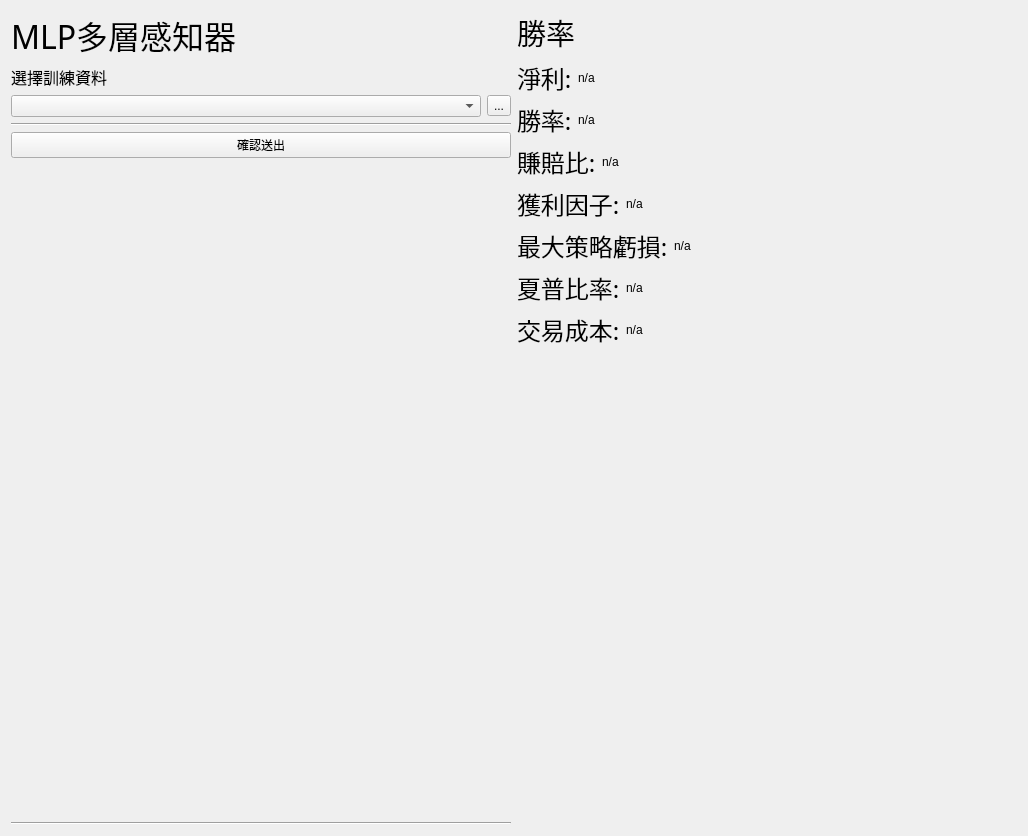
The window that MLP_UI.ui (allen93075/Winner) describes before a commit, drawn with Qt 5.
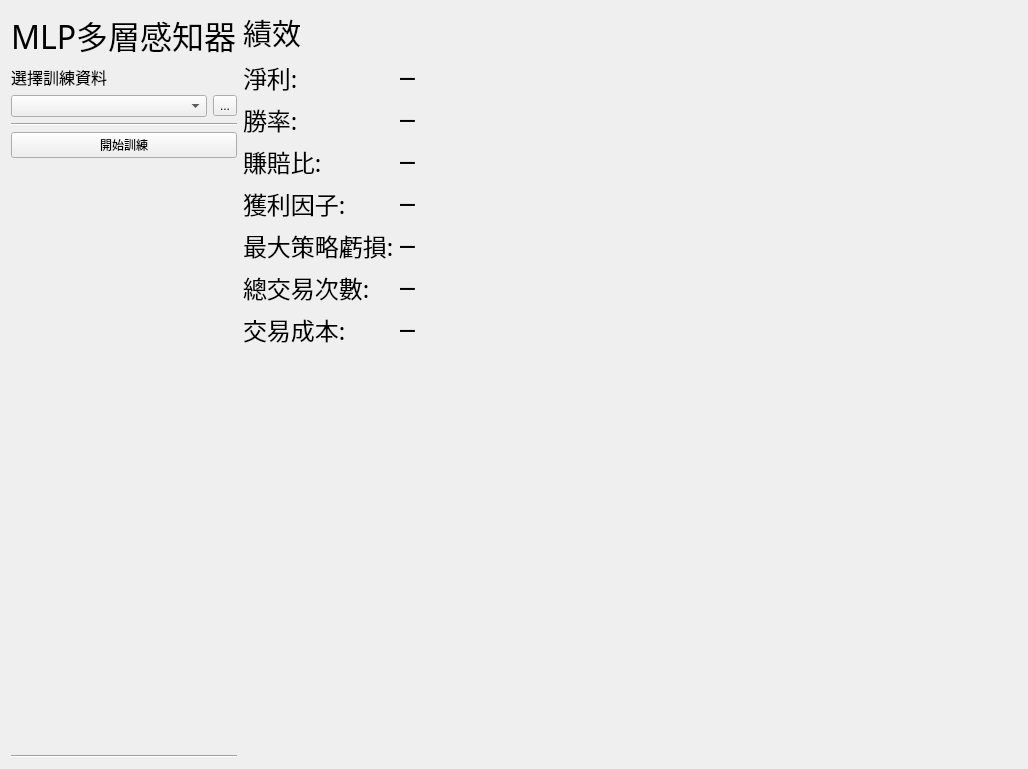
The same window after the commit.

```diff
--- a/MLP_UI.ui
+++ b/MLP_UI.ui
@@ -7,7 +7,7 @@
     <x>0</x>
     <y>0</y>
     <width>1028</width>
-    <height>836</height>
+    <height>769</height>
    </rect>
   </property>
   <property name="windowTitle">
@@ -70,23 +70,10 @@
          <item>
           <widget class="QPushButton" name="sentout_button">
            <property name="text">
-            <string>確認送出</string>
+            <string>開始訓練</string>
            </property>
           </widget>
          </item>
-         <item>
-          <spacer name="horizontalSpacer">
-           <property name="orientation">
-            <enum>Qt::Horizontal</enum>
-           </property>
-           <property name="sizeHint" stdset="0">
-            <size>
-             <width>40</width>
-             <height>20</height>
-            </size>
-           </property>
-          </spacer>
-         </item>
          <item>
           <spacer name="verticalSpacer">
            <property name="orientation">
@@ -115,9 +102,9 @@
       </layout>
      </item>
      <item>
-      <layout class="QVBoxLayout" name="verticalLayout_2">
+      <layout class="QVBoxLayout" name="verticalLayout_4">
        <item>
-        <widget class="QLabel" name="label_8">
+        <widget class="QLabel" name="label_4">
          <property name="font">
           <font>
            <family>微軟正黑體</family>
@@ -125,14 +112,14 @@
           </font>
          </property>
          <property name="text">
-          <string>勝率</string>
+          <string>績效</string>
          </property>
         </widget>
        </item>
        <item>
-        <layout class="QHBoxLayout" name="horizontalLayout_5">
-         <item>
-          <widget class="QLabel" name="label">
+        <layout class="QFormLayout" name="formLayout">
+         <item row="0" column="0">
+          <widget class="QLabel" name="profitCol">
            <property name="font">
             <font>
              <family>微軟正黑體</family>
@@ -142,34 +129,29 @@
            <property name="text">
             <string>淨利:</string>
            </property>
+           <property name="alignment">
+            <set>Qt::AlignLeading|Qt::AlignLeft|Qt::AlignVCenter</set>
+           </property>
           </widget>
          </item>
-         <item alignment="Qt::AlignLeft">
-          <widget class="QLabel" name="label_11">
+         <item row="0" column="1">
+          <widget class="QLabel" name="profitOut">
+           <property name="font">
+            <font>
+             <family>Agency FB</family>
+             <pointsize>18</pointsize>
+            </font>
+           </property>
            <property name="text">
-            <string>n/a</string>
+            <string>─</string>
+           </property>
+           <property name="alignment">
+            <set>Qt::AlignLeading|Qt::AlignLeft|Qt::AlignVCenter</set>
            </property>
           </widget>
          </item>
-         <item>
-          <spacer name="horizontalSpacer_3">
-           <property name="orientation">
-            <enum>Qt::Horizontal</enum>
-           </property>
-           <property name="sizeHint" stdset="0">
-            <size>
-             <width>40</width>
-             <height>20</height>
-            </size>
-           </property>
-          </spacer>
-         </item>
-        </layout>
-       </item>
-       <item>
-        <layout class="QHBoxLayout" name="horizontalLayout_6">
-         <item>
-          <widget class="QLabel" name="label_2">
+         <item row="1" column="0">
+          <widget class="QLabel" name="winrateCol">
            <property name="font">
             <font>
              <family>微軟正黑體</family>
@@ -179,34 +161,29 @@
            <property name="text">
             <string>勝率:</string>
            </property>
+           <property name="alignment">
+            <set>Qt::AlignLeading|Qt::AlignLeft|Qt::AlignVCenter</set>
+           </property>
           </widget>
          </item>
-         <item>
-          <widget class="QLabel" name="label_12">
+         <item row="1" column="1">
+          <widget class="QLabel" name="winRateOut">
+           <property name="font">
+            <font>
+             <family>Agency FB</family>
+             <pointsize>18</pointsize>
+            </font>
+           </property>
            <property name="text">
-            <string>n/a</string>
+            <string>─</string>
+           </property>
+           <property name="alignment">
+            <set>Qt::AlignLeading|Qt::AlignLeft|Qt::AlignVCenter</set>
            </property>
           </widget>
          </item>
-         <item>
-          <spacer name="horizontalSpacer_2">
-           <property name="orientation">
-            <enum>Qt::Horizontal</enum>
-           </property>
-           <property name="sizeHint" stdset="0">
-            <size>
-             <width>40</width>
-             <height>20</height>
-            </size>
-           </property>
-          </spacer>
-         </item>
-        </layout>
-       </item>
-       <item>
-        <layout class="QHBoxLayout" name="horizontalLayout_7">
-         <item>
-          <widget class="QLabel" name="label_3">
+         <item row="2" column="0">
+          <widget class="QLabel" name="winLossCol">
            <property name="font">
             <font>
              <family>微軟正黑體</family>
@@ -216,34 +193,29 @@
            <property name="text">
             <string>賺賠比:</string>
            </property>
+           <property name="alignment">
+            <set>Qt::AlignLeading|Qt::AlignLeft|Qt::AlignVCenter</set>
+           </property>
           </widget>
          </item>
-         <item>
-          <widget class="QLabel" name="label_13">
+         <item row="2" column="1">
+          <widget class="QLabel" name="winLossOut">
+           <property name="font">
+            <font>
+             <family>Agency FB</family>
+             <pointsize>18</pointsize>
+            </font>
+           </property>
            <property name="text">
-            <string>n/a</string>
+            <string>─</string>
+           </property>
+           <property name="alignment">
+            <set>Qt::AlignLeading|Qt::AlignLeft|Qt::AlignVCenter</set>
            </property>
           </widget>
          </item>
-         <item>
-          <spacer name="horizontalSpacer_4">
-           <property name="orientation">
-            <enum>Qt::Horizontal</enum>
-           </property>
-           <property name="sizeHint" stdset="0">
-            <size>
-             <width>40</width>
-             <height>20</height>
-            </size>
-           </property>
-          </spacer>
-         </item>
-        </layout>
-       </item>
-       <item>
-        <layout class="QHBoxLayout" name="horizontalLayout_8">
-         <item>
-          <widget class="QLabel" name="label_4">
+         <item row="3" column="0">
+          <widget class="QLabel" name="profitFactorCol">
            <property name="font">
             <font>
              <family>微軟正黑體</family>
@@ -253,34 +225,29 @@
            <property name="text">
             <string>獲利因子:</string>
            </property>
+           <property name="alignment">
+            <set>Qt::AlignLeading|Qt::AlignLeft|Qt::AlignVCenter</set>
+           </property>
           </widget>
          </item>
-         <item>
-          <widget class="QLabel" name="label_14">
+         <item row="3" column="1">
+          <widget class="QLabel" name="profitFactorOut">
+           <property name="font">
+            <font>
+             <family>Agency FB</family>
+             <pointsize>18</pointsize>
+            </font>
+           </property>
            <property name="text">
-            <string>n/a</string>
+            <string>─</string>
+           </property>
+           <property name="alignment">
+            <set>Qt::AlignLeading|Qt::AlignLeft|Qt::AlignVCenter</set>
            </property>
           </widget>
          </item>
-         <item>
-          <spacer name="horizontalSpacer_5">
-           <property name="orientation">
-            <enum>Qt::Horizontal</enum>
-           </property>
-           <property name="sizeHint" stdset="0">
-            <size>
-             <width>40</width>
-             <height>20</height>
-            </size>
-           </property>
-          </spacer>
-         </item>
-        </layout>
-       </item>
-       <item>
-        <layout class="QHBoxLayout" name="horizontalLayout_9">
-         <item>
-          <widget class="QLabel" name="label_5">
+         <item row="4" column="0">
+          <widget class="QLabel" name="mddCol">
            <property name="font">
             <font>
              <family>微軟正黑體</family>
@@ -290,34 +257,29 @@
            <property name="text">
             <string>最大策略虧損:</string>
            </property>
+           <property name="alignment">
+            <set>Qt::AlignLeading|Qt::AlignLeft|Qt::AlignVCenter</set>
+           </property>
           </widget>
          </item>
-         <item>
-          <widget class="QLabel" name="label_15">
+         <item row="4" column="1">
+          <widget class="QLabel" name="mddOut">
+           <property name="font">
+            <font>
+             <family>Agency FB</family>
+             <pointsize>18</pointsize>
+            </font>
+           </property>
            <property name="text">
-            <string>n/a</string>
+            <string>─</string>
+           </property>
+           <property name="alignment">
+            <set>Qt::AlignLeading|Qt::AlignLeft|Qt::AlignVCenter</set>
            </property>
           </widget>
          </item>
-         <item>
-          <spacer name="horizontalSpacer_6">
-           <property name="orientation">
-            <enum>Qt::Horizontal</enum>
-           </property>
-           <property name="sizeHint" stdset="0">
-            <size>
-             <width>40</width>
-             <height>20</height>
-            </size>
-           </property>
-          </spacer>
-         </item>
-        </layout>
-       </item>
-       <item>
-        <layout class="QHBoxLayout" name="horizontalLayout_10">
-         <item>
-          <widget class="QLabel" name="label_6">
+         <item row="5" column="0">
+          <widget class="QLabel" name="sharpeCol">
            <property name="font">
             <font>
              <family>微軟正黑體</family>
@@ -325,36 +287,31 @@
             </font>
            </property>
            <property name="text">
-            <string>夏普比率:</string>
+            <string>總交易次數:</string>
+           </property>
+           <property name="alignment">
+            <set>Qt::AlignLeading|Qt::AlignLeft|Qt::AlignVCenter</set>
            </property>
           </widget>
          </item>
-         <item>
-          <widget class="QLabel" name="label_16">
+         <item row="5" column="1">
+          <widget class="QLabel" name="tradeCuntOut">
+           <property name="font">
+            <font>
+             <family>Agency FB</family>
+             <pointsize>18</pointsize>
+            </font>
+           </property>
            <property name="text">
-            <string>n/a</string>
+            <string>─</string>
+           </property>
+           <property name="alignment">
+            <set>Qt::AlignLeading|Qt::AlignLeft|Qt::AlignVCenter</set>
            </property>
           </widget>
          </item>
-         <item>
-          <spacer name="horizontalSpacer_7">
-           <property name="orientation">
-            <enum>Qt::Horizontal</enum>
-           </property>
-           <property name="sizeHint" stdset="0">
-            <size>
-             <width>40</width>
-             <height>20</height>
-            </size>
-           </property>
-          </spacer>
-         </item>
-        </layout>
-       </item>
-       <item>
-        <layout class="QHBoxLayout" name="horizontalLayout_11">
-         <item>
-          <widget class="QLabel" name="label_7">
+         <item row="6" column="0">
+          <widget class="QLabel" name="costCol">
            <property name="font">
             <font>
              <family>微軟正黑體</family>
@@ -364,46 +321,41 @@
            <property name="text">
             <string>交易成本:</string>
            </property>
+           <property name="alignment">
+            <set>Qt::AlignLeading|Qt::AlignLeft|Qt::AlignVCenter</set>
+           </property>
           </widget>
          </item>
-         <item>
-          <widget class="QLabel" name="label_17">
+         <item row="6" column="1">
+          <widget class="QLabel" name="costOut">
+           <property name="font">
+            <font>
+             <family>Agency FB</family>
+             <pointsize>18</pointsize>
+            </font>
+           </property>
            <property name="text">
-            <string>n/a</string>
+            <string>─</string>
+           </property>
+           <property name="alignment">
+            <set>Qt::AlignLeading|Qt::AlignLeft|Qt::AlignVCenter</set>
            </property>
           </widget>
          </item>
-         <item>
-          <spacer name="horizontalSpacer_8">
-           <property name="orientation">
-            <enum>Qt::Horizontal</enum>
-           </property>
-           <property name="sizeHint" stdset="0">
-            <size>
-             <width>40</width>
-             <height>20</height>
-            </size>
-           </property>
-          </spacer>
-         </item>
         </layout>
        </item>
        <item>
-        <layout class="QVBoxLayout" name="verticalLayout_4">
-         <item>
-          <spacer name="verticalSpacer_2">
-           <property name="orientation">
-            <enum>Qt::Vertical</enum>
-           </property>
-           <property name="sizeHint" stdset="0">
-            <size>
-             <width>20</width>
-             <height>40</height>
-            </size>
-           </property>
-          </spacer>
-         </item>
-        </layout>
+        <spacer name="verticalSpacer_2">
+         <property name="orientation">
+          <enum>Qt::Vertical</enum>
+         </property>
+         <property name="sizeHint" stdset="0">
+          <size>
+           <width>20</width>
+           <height>188</height>
+          </size>
+         </property>
+        </spacer>
        </item>
       </layout>
      </item>
```
Left out of the diff: 6 changed lines with no effect on the pictures.
